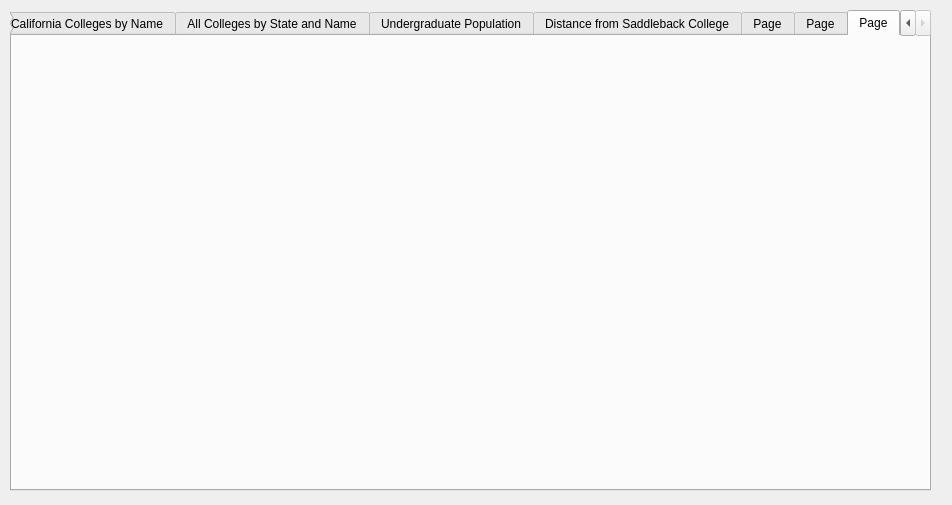
Before: the Qt Designer form Colleges/collegelist.ui in SubtractIt/CS1D-Project-2, drawn with Qt 5.
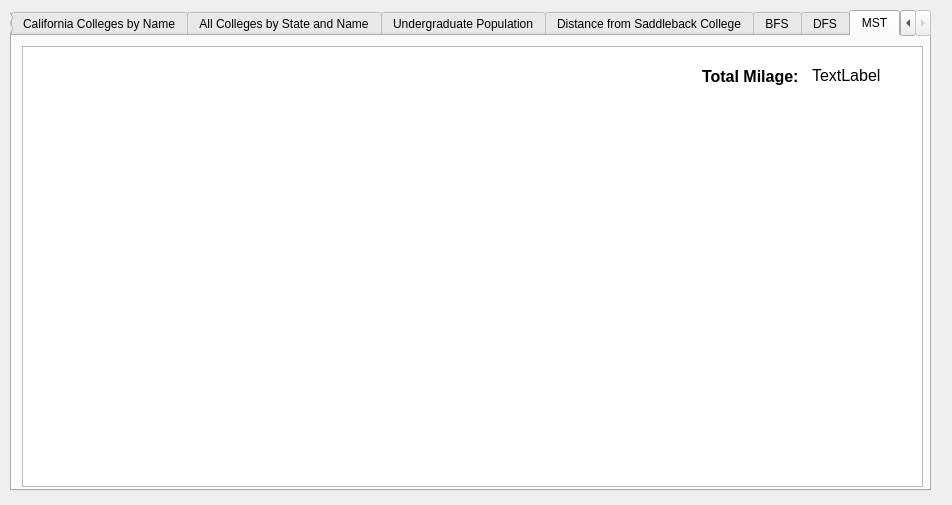
After: the same form once the commit is applied.

Diff of the .ui file:
```diff
--- a/Colleges/collegelist.ui
+++ b/Colleges/collegelist.ui
@@ -158,18 +158,54 @@
    </widget>
    <widget class="QWidget" name="tab_6">
     <attribute name="title">
-     <string>Page</string>
+     <string>BFS</string>
     </attribute>
    </widget>
    <widget class="QWidget" name="tab_7">
     <attribute name="title">
-     <string>Page</string>
+     <string>DFS</string>
     </attribute>
    </widget>
    <widget class="QWidget" name="tab_8">
     <attribute name="title">
-     <string>Page</string>
+     <string>MST</string>
     </attribute>
+    <widget class="QListWidget" name="mstWidget">
+     <property name="geometry">
+      <rect>
+       <x>10</x>
+       <y>10</y>
+       <width>901</width>
+       <height>441</height>
+      </rect>
+     </property>
+    </widget>
+    <widget class="QLabel" name="label_3">
+     <property name="geometry">
+      <rect>
+       <x>690</x>
+       <y>30</y>
+       <width>111</width>
+       <height>21</height>
+      </rect>
+     </property>
+     <property name="text">
+      <string>&lt;html&gt;&lt;head/&gt;&lt;body&gt;&lt;p&gt;&lt;span style=&quot; font-size:12pt; font-weight:600;&quot;&gt;Total Milage:&lt;/span&gt;&lt;/p&gt;&lt;/body&gt;&lt;/html&gt;</string>
+     </property>
+    </widget>
+    <widget class="QLabel" name="milageLabel_3">
+     <property name="geometry">
+      <rect>
+       <x>800</x>
+       <y>30</y>
+       <width>101</width>
+       <height>20</height>
+      </rect>
+     </property>
+     <property name="text">
+      <string>&lt;html&gt;&lt;head/&gt;&lt;body&gt;&lt;p&gt;&lt;span style=&quot; font-size:12pt;&quot;&gt;TextLabel&lt;/span&gt;&lt;/p&gt;&lt;/body&gt;&lt;/html&gt;</string>
+     </property>
+    </widget>
    </widget>
   </widget>
  </widget>
```
Left out of the diff: 78 changed lines with no effect on the pictures.
